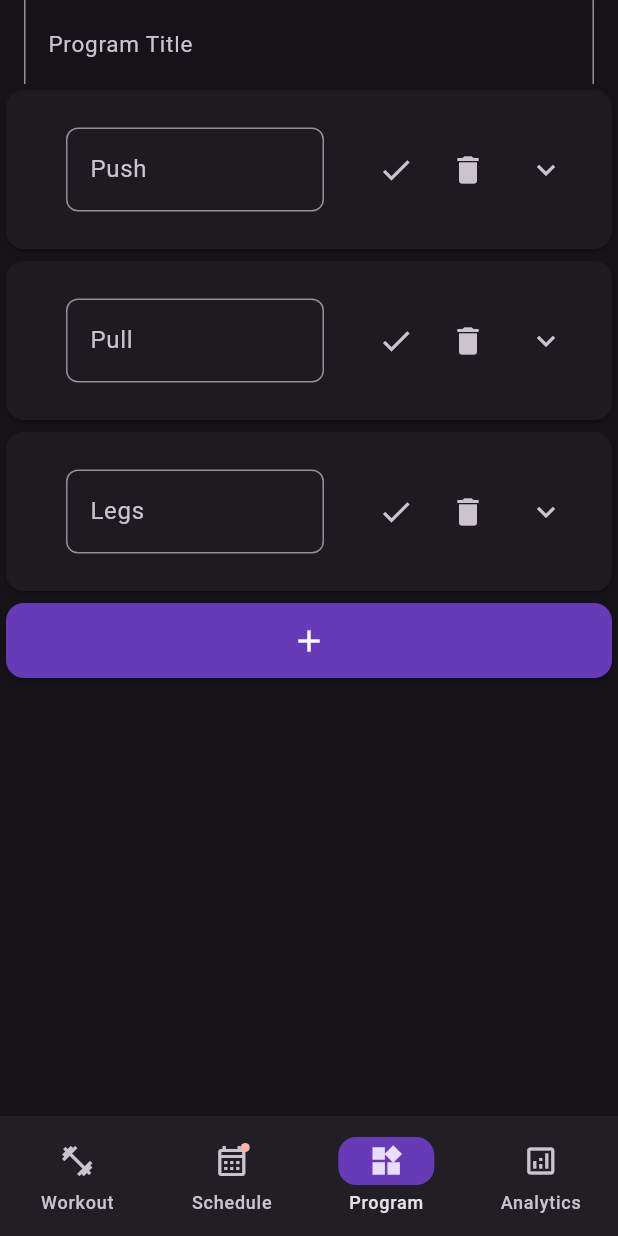
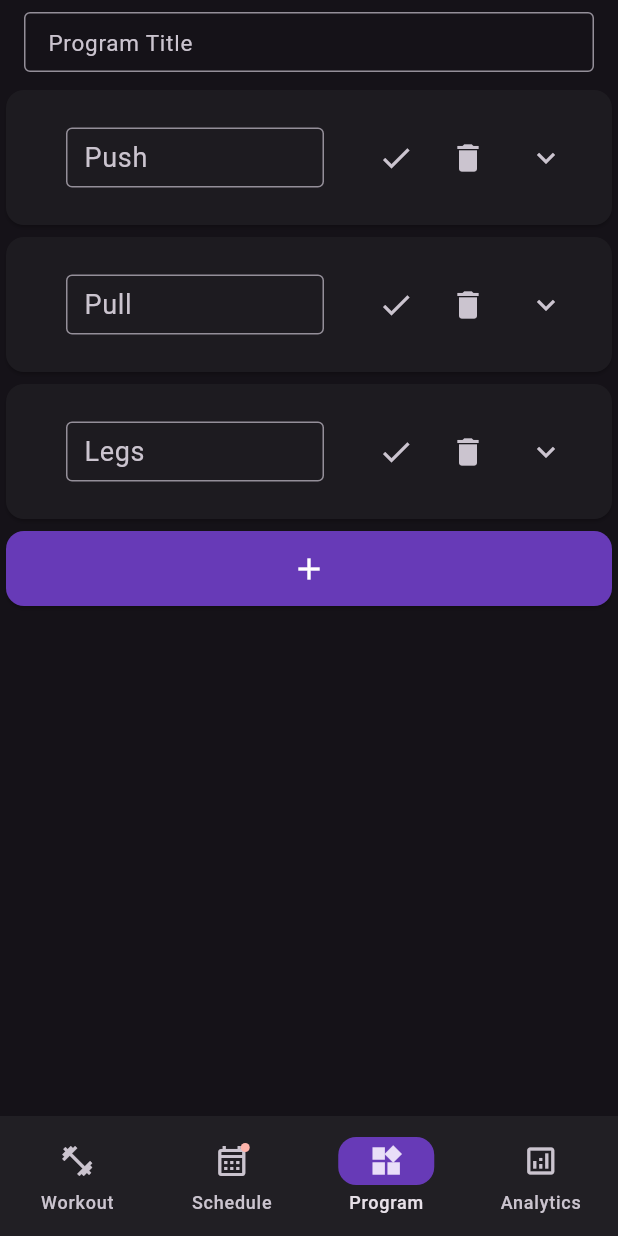
Before and after one commit to coleWesterveld/Flutter-Gym-App, a Flutter app: the screen it shows after launch, item 3 of the bottom bar chosen, on a phone screen of 412 x 824 dp. Run offline on Flutter 3.47's test engine with Material 3 defaults, Android fonts, the phone set to English and light mode, and no system bars.

Commit message:
text slightly prettier, still todo

```diff
--- a/lib/program_page.dart
+++ b/lib/program_page.dart
@@ -46,7 +46,9 @@ class _MyListState extends State<ProgramPage> {
     return Scaffold(
       appBar: AppBar(
         // program title
-        title: TextFormField(
+        title: SizedBox(
+          height: 40,
+          child: TextFormField(
                 //controller: splitDaysTEC,
               style: TextStyle(
                 fontSize: 20,
@@ -59,6 +61,7 @@ class _MyListState extends State<ProgramPage> {
                 ),
                 hintText: "Program Title",
 
+              ),
             ),
         ),
       ),
@@ -105,12 +108,19 @@ class _MyListState extends State<ProgramPage> {
                       children: [
                         Expanded(
                           child: ListTile(
-                            title: TextFormField(
+                            title: SizedBox(
+                              height: 40,
+                              child: TextFormField(
+                                style: TextStyle(
+                                  fontSize: 18,
+                                ),
                                 controller: splitDaysTEC[index],
                                 decoration: InputDecoration(
+                                  contentPadding: EdgeInsets.symmetric(horizontal: 8),
                                   border: OutlineInputBorder(
-                                    borderRadius: BorderRadius.all(Radius.circular(8))),
+                                      borderRadius: BorderRadius.all(Radius.circular(4))),
                                   hintText: split[index],
+                                ),
                               ),
                             ),
                           ),
```
Lines whose indentation alone changed are shown as unchanged.
